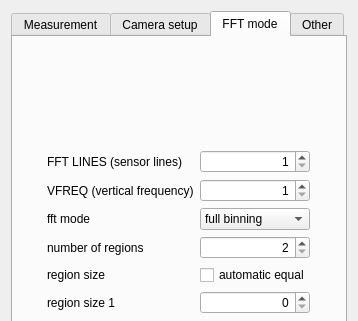
Before: the Qt Designer form escam/camerasettingswidget.ui in Entwicklungsburo-Stresing/EBST_CAM, drawn with Qt 5; both pictures show x 0 to 358 and y 0 to 321 of the 358 by 556 pixel window.
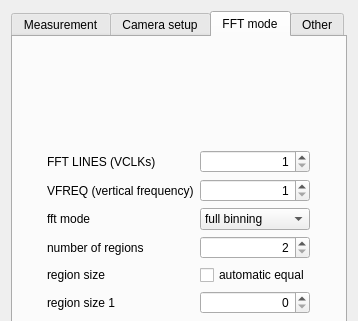
After: the same form once the commit is applied. The open tabs and pages were chosen to show the change.

Commit message: Rename label FFT LINES to FFT LINES (VCLKs)

What changed in the file:
```diff
--- a/escam/camerasettingswidget.ui
+++ b/escam/camerasettingswidget.ui
@@ -1659,7 +1659,7 @@
             <string>&lt;html&gt;&lt;head/&gt;&lt;body&gt;&lt;p&gt;&lt;span style=&quot; font-style:italic;&quot;&gt;FFT LINES&lt;/span&gt; is the count of vertical lines for FFT sensors. This setting should match your sensor. You can find this information in the manual. &lt;span style=&quot; font-style:italic;&quot;&gt;FFT LINES&lt;/span&gt; is a 12 bit unsigned integer.&lt;/p&gt;&lt;p&gt;min: 1&lt;br/&gt;step: 1&lt;br/&gt;default: 64&lt;br/&gt;max: 4095&lt;/p&gt;&lt;p&gt;This setting corresponds to the settings struct member &lt;span style=&quot; font-style:italic;&quot;&gt;fft_lines&lt;/span&gt; of the ESLSCDLL API.&lt;/p&gt;&lt;p&gt;Further information about FFT sensors can be found in the manual in chapters 1.4 and 11.3.3.&lt;/p&gt;&lt;/body&gt;&lt;/html&gt;</string>
            </property>
            <property name="text">
-            <string>FFT LINES (sensor lines)</string>
+            <string>FFT LINES (VCLKs)</string>
            </property>
           </widget>
          </item>
```
